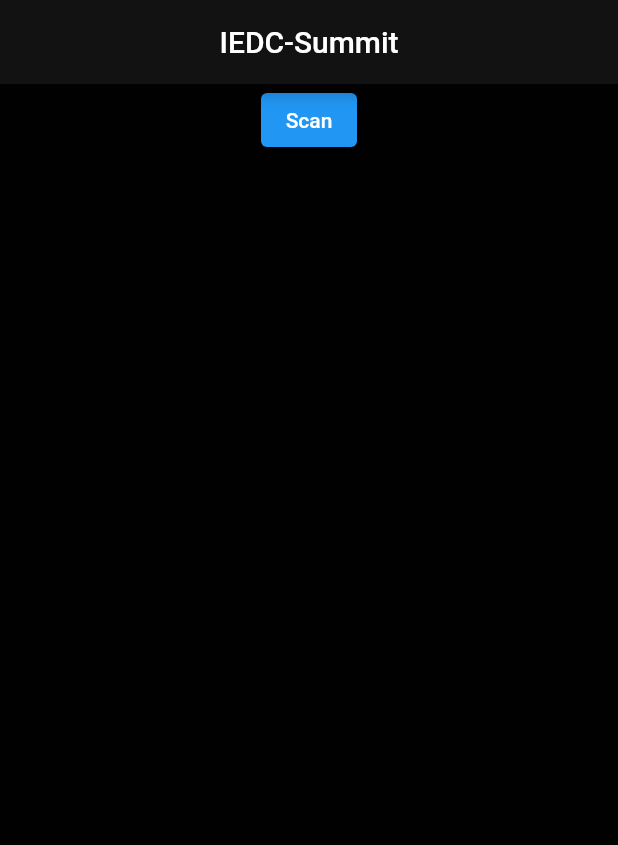
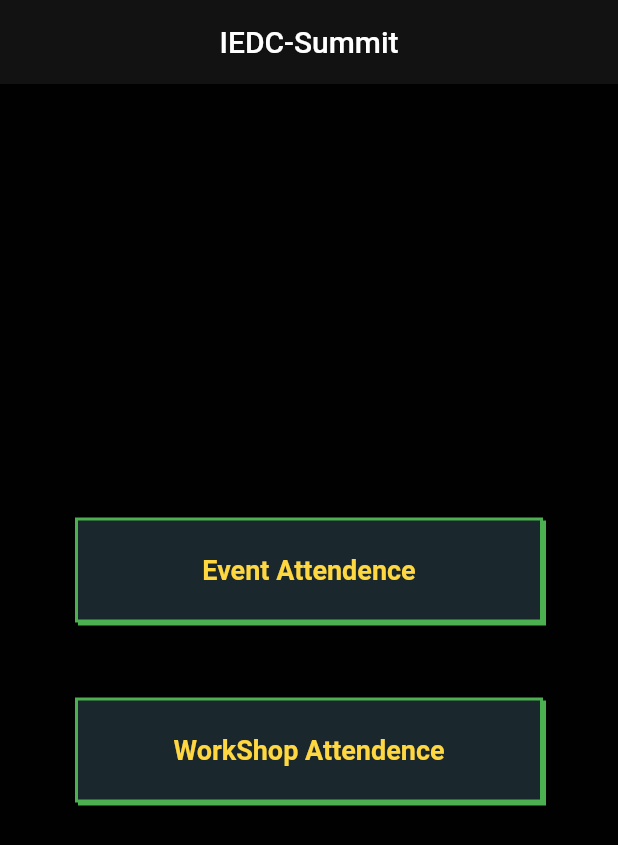
Before and after one commit to sreenath-kp/IEDC-Summit23-Admin, a Flutter app: the screen it shows after launch, on a phone screen of 412 x 824 dp. Shown: the top 845 px of the screen. Run offline on Flutter 3.47's test engine with Material 2 defaults, Android fonts, the phone set to English and light mode, and no system bars; our stand-ins replace cloud_firestore, firebase_core, flutter_riverpod; missing offline and left inert: mobile_scanner; accounts and stored records are empty.

Commit message:
added the workShop button

```diff
--- /dev/null
+++ b/lib/components/home_button.dart
@@ -0,0 +1,39 @@
+import 'package:flutter/material.dart';
+import 'package:summit_admin_app/theme/pallete.dart';
+
+class HomeButton extends StatelessWidget {
+  final String title;
+  final VoidCallback func;
+  const HomeButton({super.key, required this.title, required this.func});
+
+  @override
+  Widget build(BuildContext context) {
+    return Container(
+      margin: const EdgeInsets.symmetric(horizontal: 30),
+      width: double.infinity,
+      height: 70,
+      padding: const EdgeInsets.symmetric(horizontal: 50, vertical: 10),
+      decoration: BoxDecoration(
+        color: Pallete.greyColor,
+        border: Border.all(
+          color: Colors.green,
+          width: 2,
+        ),
+        boxShadow: const <BoxShadow>[
+          BoxShadow(color: Colors.green, offset: Offset(2, 2))
+        ],
+      ),
+      child: TextButton(
+        onPressed: func,
+        child: Text(
+          title,
+          style: const TextStyle(
+            color: Colors.amberAccent,
+            fontWeight: FontWeight.bold,
+            fontSize: 18,
+          ),
+        ),
+      ),
+    );
+  }
+}
--- a/lib/screens/home_screen.dart
+++ b/lib/screens/home_screen.dart
@@ -1,4 +1,5 @@
 import 'package:flutter/material.dart';
+import 'package:summit_admin_app/components/home_button.dart';
 
 class HomeScreen extends StatefulWidget {
   const HomeScreen({super.key});
@@ -16,17 +17,31 @@ class _HomeScreenState extends State<HomeScreen> {
         title: const Text("IEDC-Summit"),
         centerTitle: true,
       ),
-        body: Column(
+      body: Padding(
+        padding: const EdgeInsets.all(20.0),
+        child: Column(
+          mainAxisAlignment: MainAxisAlignment.center,
+          crossAxisAlignment: CrossAxisAlignment.center,
+          mainAxisSize: MainAxisSize.max,
           children: [
-            Center(
-              child: ElevatedButton(
-                onPressed: () {
+            HomeButton(
+              title: "Event Attendence",
+              func: () {
                 Navigator.pushNamed(context, '/scanner');
               },
-                child: const Text("Scan"),
             ),
-            )
+            const SizedBox(
+              height: 50,
+            ),
+            HomeButton(
+              title: "WorkShop Attendence",
+              func: () {
+                null;
+              },
+            ),
           ],
-        ));
+        ),
+      ),
+    );
   }
 }
```
Lines whose indentation alone changed are shown as unchanged.
